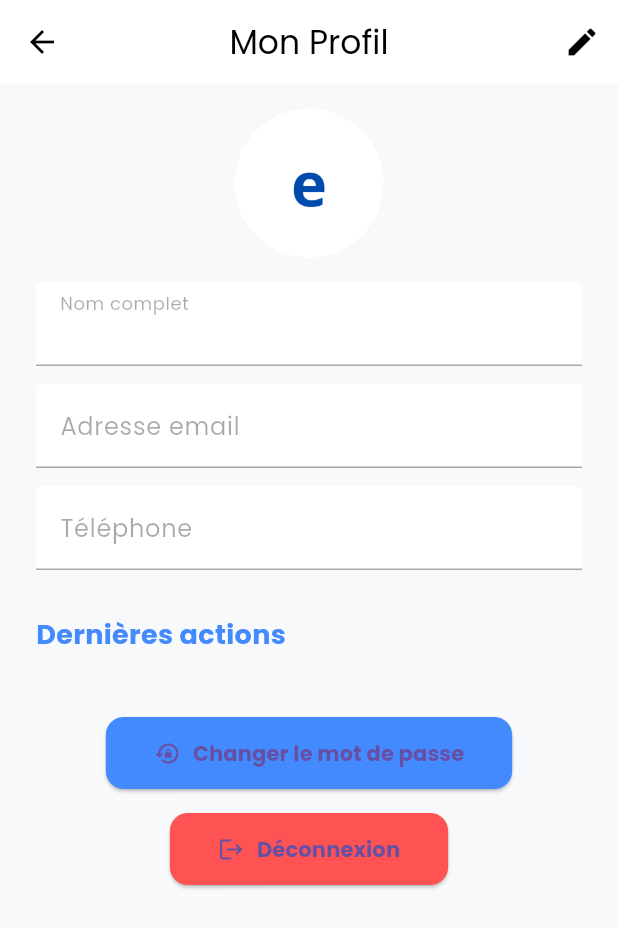
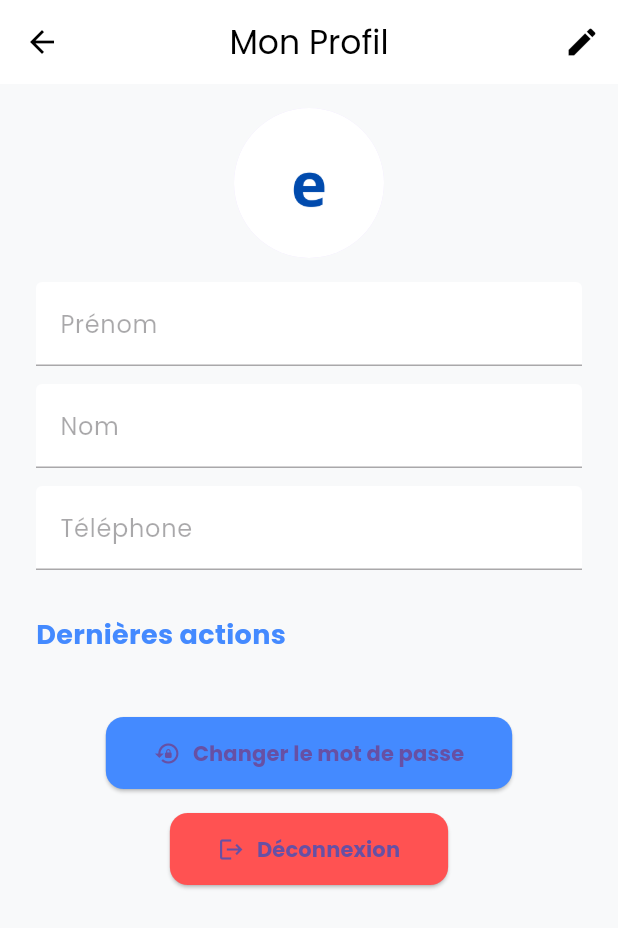
Before and after one commit to joel710/entontine, a Flutter app: the ProfilScreen screen opened directly with empty values, on a phone screen of 412 x 824 dp. Shown: the top 928 px of the screen. Run offline on Flutter 3.47's test engine with Material 3 defaults, Android fonts, the phone set to English and light mode, and no system bars; our stand-ins replace google_fonts, supabase_flutter; accounts and stored records are empty.

Commit message:
Ajout de la fonctionnalité de mise à jour du profil utilisateur avec gestion des champs nom, prénom et téléphone. Intégration des contrôleurs de texte pour permettre l'édition des informations et ajout d'un message de succès après la mise à jour. Amélioration de la logique de déconnexion.

```diff
--- a/lib/profil.dart
+++ b/lib/profil.dart
@@ -14,6 +14,9 @@ class ProfilScreen extends StatefulWidget {
 class _ProfilScreenState extends State<ProfilScreen> {
   bool _isEditing = false;
   late Future<Map<String, dynamic>?> profilFuture;
+  final TextEditingController _nomController = TextEditingController();
+  final TextEditingController _prenomController = TextEditingController();
+  final TextEditingController _telController = TextEditingController();
 
   @override
   void initState() {
@@ -24,13 +27,37 @@ class _ProfilScreenState extends State<ProfilScreen> {
   Future<Map<String, dynamic>?> fetchProfil() async {
     final user = Supabase.instance.client.auth.currentUser;
     if (user == null) return null;
-    final response =
-        await Supabase.instance.client
+    final response = await Supabase.instance.client
         .from('profiles')
         .select()
         .eq('id', user.id)
         .single();
+    _nomController.text = response['last_name'] ?? '';
+    _prenomController.text = response['first_name'] ?? '';
+    _telController.text = response['phone_number'] ?? '';
     return response;
+  }
+
+  Future<void> updateProfil() async {
+    final user = Supabase.instance.client.auth.currentUser;
+    if (user == null) return;
+    await Supabase.instance.client.from('profiles').update({
+      'last_name': _nomController.text.trim(),
+      'first_name': _prenomController.text.trim(),
+      'phone_number': _telController.text.trim(),
+    }).eq('id', user.id);
+    setState(() {
+      _isEditing = false;
+      profilFuture = fetchProfil();
+    });
+    ScaffoldMessenger.of(context).showSnackBar(
+      SnackBar(content: Text('Profil mis à jour avec succès.')),
+    );
+  }
+
+  Future<void> logout() async {
+    await Supabase.instance.client.auth.signOut();
+    Navigator.pushReplacementNamed(context, '/connexion');
   }
 
   @override
@@ -53,9 +80,13 @@ class _ProfilScreenState extends State<ProfilScreen> {
           IconButton(
             icon: Icon(_isEditing ? Icons.save : Icons.edit),
             onPressed: () {
+              if (_isEditing) {
+                updateProfil();
+              } else {
                 setState(() {
-                _isEditing = !_isEditing;
+                  _isEditing = true;
                 });
+              }
             },
           ),
         ],
@@ -70,11 +101,7 @@ class _ProfilScreenState extends State<ProfilScreen> {
           } else if (!snapshot.hasData || snapshot.data == null) {
             return Center(child: Text('Aucune donnée trouvée.'));
           }
-          final data = snapshot.data!;
-          final nom = data['last_name'] ?? '';
-          final prenom = data['first_name'] ?? '';
-          final email = data['username'] ?? '';
-          final tel = data['phone_number'] ?? '';
+          // final data = snapshot.data!;
           return SingleChildScrollView(
             padding: EdgeInsets.symmetric(horizontal: 24, vertical: 16),
             child: Column(
@@ -85,20 +112,20 @@ class _ProfilScreenState extends State<ProfilScreen> {
                 ),
                 SizedBox(height: 16),
                 TextField(
-                  controller: TextEditingController(text: '$prenom $nom'),
-                  enabled: false,
-                  decoration: _inputDecoration("Nom complet"),
+                  controller: _prenomController,
+                  enabled: _isEditing,
+                  decoration: _inputDecoration("Prénom"),
                 ),
                 SizedBox(height: 12),
                 TextField(
-                  controller: TextEditingController(text: email),
-                  enabled: false,
-                  decoration: _inputDecoration("Adresse email"),
+                  controller: _nomController,
+                  enabled: _isEditing,
+                  decoration: _inputDecoration("Nom"),
                 ),
                 SizedBox(height: 12),
                 TextField(
-                  controller: TextEditingController(text: tel),
-                  enabled: false,
+                  controller: _telController,
+                  enabled: _isEditing,
                   decoration: _inputDecoration("Téléphone"),
                 ),
                 SizedBox(height: 30),
@@ -135,9 +162,7 @@ class _ProfilScreenState extends State<ProfilScreen> {
                 ),
                 SizedBox(height: 16),
                 ElevatedButton.icon(
-                  onPressed: () {
-                    Navigator.pushReplacementNamed(context, '/connexion');
-                  },
+                  onPressed: logout,
                   style: ElevatedButton.styleFrom(
                     backgroundColor: Colors.redAccent,
                     padding: EdgeInsets.symmetric(horizontal: 32, vertical: 14),
```
Lines whose indentation alone changed are shown as unchanged.
